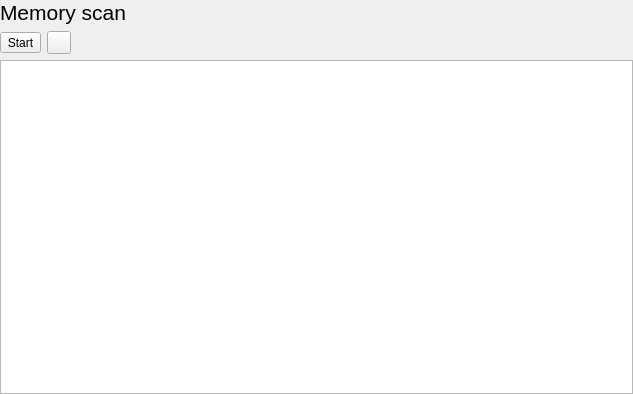
amd00/meduzzza, file sources/gui/ui/memscanwidget.ui: the form before one commit.
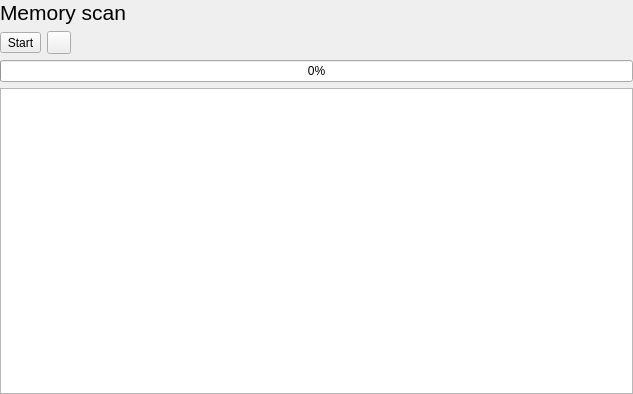
The form after the commit. Icons and pictures are not drawn.

What changed in the file:
```diff
--- a/sources/gui/ui/memscanwidget.ui
+++ b/sources/gui/ui/memscanwidget.ui
@@ -74,6 +74,16 @@
      </item>
     </layout>
    </item>
+   <item>
+    <widget class="QProgressBar" name="m_progress">
+     <property name="maximum">
+      <number>999999999</number>
+     </property>
+     <property name="value">
+      <number>0</number>
+     </property>
+    </widget>
+   </item>
    <item>
     <widget class="QTreeView" name="m_scan_view">
      <property name="sizePolicy">
```
